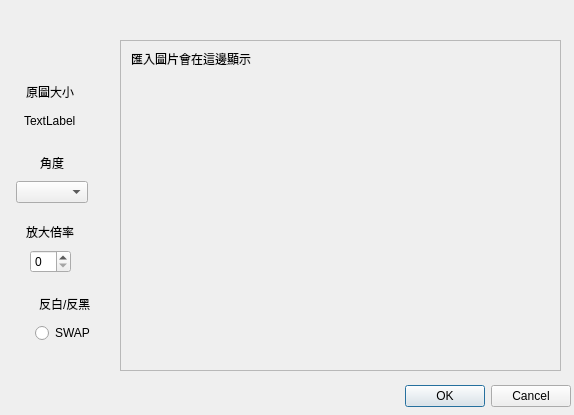
Above: imageimportdialog.ui from markscat/SH1106_GUI_Design before the change. Below: the same form after it.
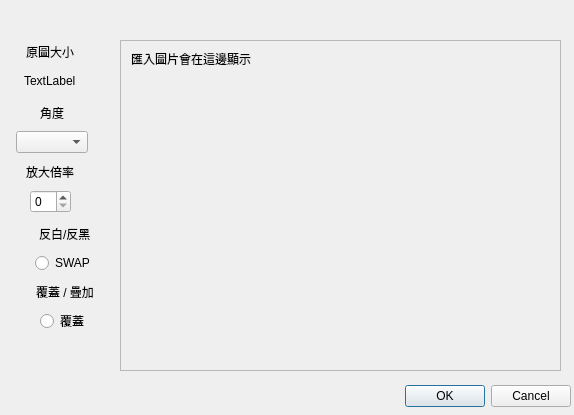
That is the form after the change.

```diff
--- a/imageimportdialog.ui
+++ b/imageimportdialog.ui
@@ -69,7 +69,7 @@
    <property name="geometry">
     <rect>
      <x>10</x>
-     <y>150</y>
+     <y>100</y>
      <width>85</width>
      <height>53</height>
     </rect>
@@ -151,7 +151,7 @@
    <property name="geometry">
     <rect>
      <x>10</x>
-     <y>80</y>
+     <y>40</y>
      <width>81</width>
      <height>52</height>
     </rect>
@@ -237,7 +237,7 @@
    <property name="geometry">
     <rect>
      <x>10</x>
-     <y>220</y>
+     <y>160</y>
      <width>81</width>
      <height>53</height>
     </rect>
@@ -319,7 +319,7 @@
    <property name="geometry">
     <rect>
      <x>10</x>
-     <y>290</y>
+     <y>220</y>
      <width>110</width>
      <height>53</height>
     </rect>
@@ -401,6 +401,92 @@
     </item>
    </layout>
   </widget>
+  <widget class="QWidget" name="layoutWidget_3">
+   <property name="geometry">
+    <rect>
+     <x>10</x>
+     <y>280</y>
+     <width>110</width>
+     <height>53</height>
+    </rect>
+   </property>
+   <layout class="QVBoxLayout" name="verticalLayout_5">
+    <item>
+     <layout class="QHBoxLayout" name="horizontalLayout_10">
+      <item>
+       <spacer name="horizontalSpacer_19">
+        <property name="orientation">
+         <enum>Qt::Orientation::Horizontal</enum>
+        </property>
+        <property name="sizeHint" stdset="0">
+         <size>
+          <width>40</width>
+          <height>20</height>
+         </size>
+        </property>
+       </spacer>
+      </item>
+      <item>
+       <widget class="QLabel" name="label_5">
+        <property name="text">
+         <string>覆蓋 / 疊加</string>
+        </property>
+       </widget>
+      </item>
+      <item>
+       <spacer name="horizontalSpacer_20">
+        <property name="orientation">
+         <enum>Qt::Orientation::Horizontal</enum>
+        </property>
+        <property name="sizeHint" stdset="0">
+         <size>
+          <width>40</width>
+          <height>20</height>
+         </size>
+        </property>
+       </spacer>
+      </item>
+     </layout>
+    </item>
+    <item>
+     <layout class="QHBoxLayout" name="horizontalLayout_11">
+      <item>
+       <spacer name="horizontalSpacer_21">
+        <property name="orientation">
+         <enum>Qt::Orientation::Horizontal</enum>
+        </property>
+        <property name="sizeHint" stdset="0">
+         <size>
+          <width>40</width>
+          <height>20</height>
+         </size>
+        </property>
+       </spacer>
+      </item>
+      <item>
+       <widget class="QRadioButton" name="C_O_swap">
+        <property name="text">
+         <string>覆蓋</string>
+        </property>
+       </widget>
+      </item>
+      <item>
+       <spacer name="horizontalSpacer_22">
+        <property name="orientation">
+         <enum>Qt::Orientation::Horizontal</enum>
+        </property>
+        <property name="sizeHint" stdset="0">
+         <size>
+          <width>40</width>
+          <height>20</height>
+         </size>
+        </property>
+       </spacer>
+      </item>
+     </layout>
+    </item>
+   </layout>
+  </widget>
  </widget>
  <resources/>
  <connections>
```
